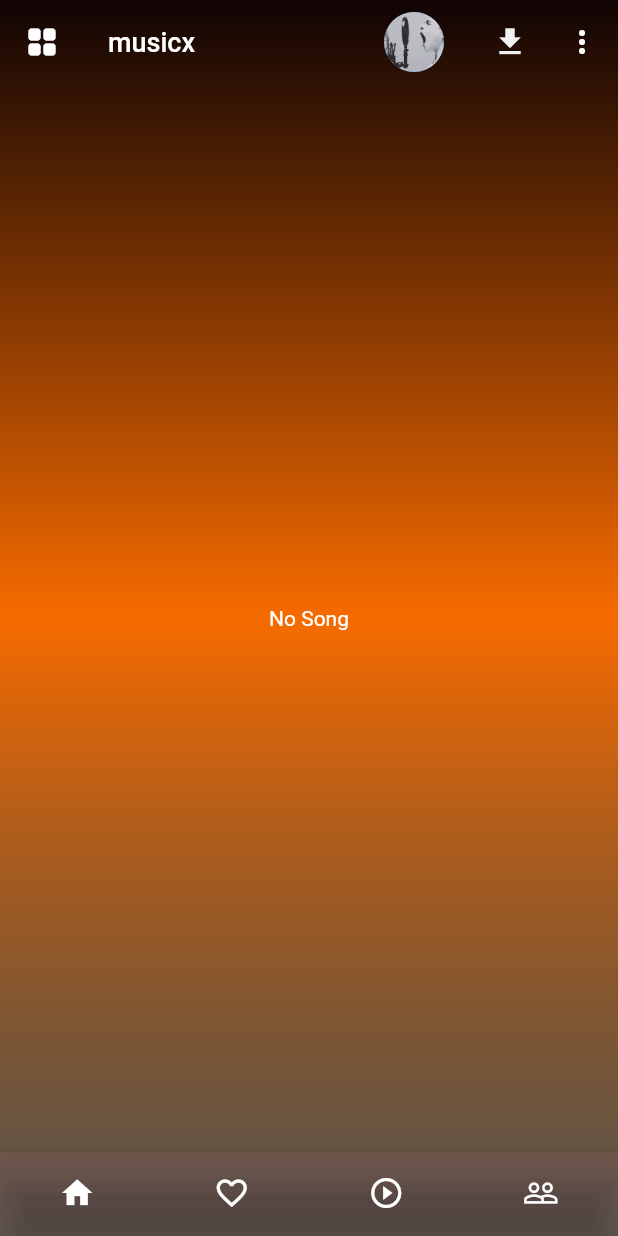
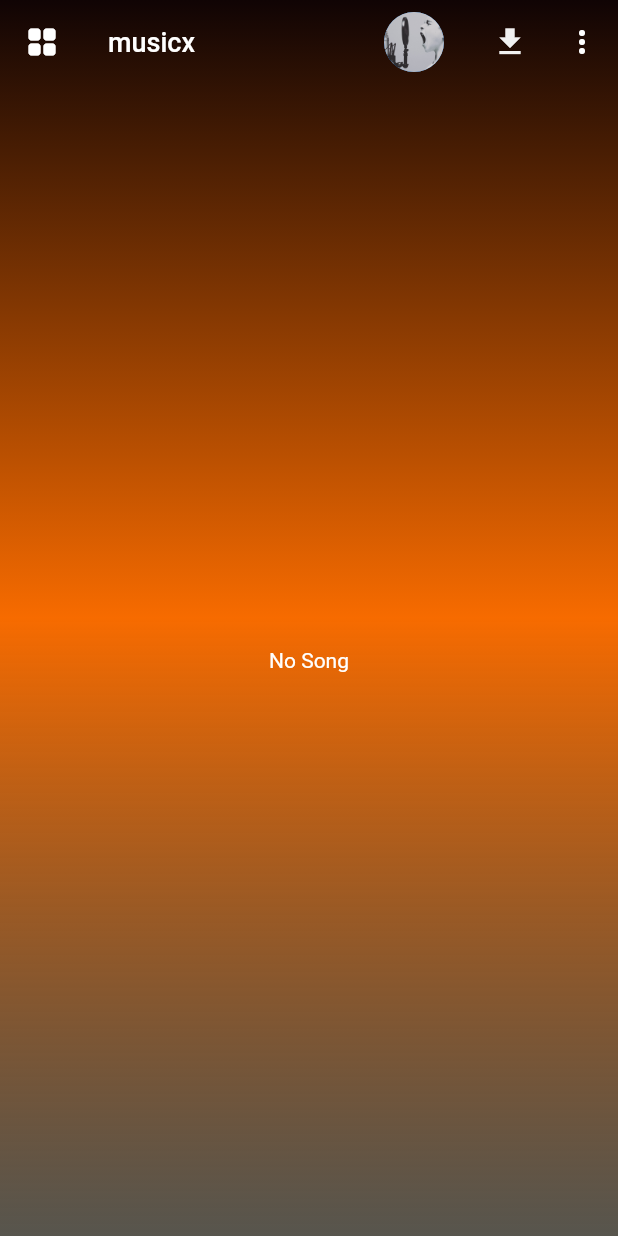
Before and after one commit to Pauldombo/Mini_Project, a Flutter app: the screen it shows after launch, on a phone screen of 412 x 824 dp. Run offline on Flutter 3.47's test engine with Material 2 defaults, Android fonts, the phone set to English and light mode, and no system bars; our stand-ins replace get, just_audio, on_audio_query, permission_handler; Roboto replaces fonts that are missing (regular).

Commit message:
Min_project

```diff
--- a/lib/view/home.dart
+++ b/lib/view/home.dart
@@ -14,8 +14,6 @@ class Home extends StatelessWidget {
   @override
   Widget build(BuildContext context) {
     var controller = Get.put(PlayerController());
-    const bottomNavigationBarItem =
-        BottomNavigationBarItem(icon: Icon(Icons.home), label: 'Home');
     return Container(
       decoration: BoxDecoration(
         gradient: LinearGradient(
@@ -78,9 +76,6 @@ class Home extends StatelessWidget {
               "musicx",
               style: ourstyle(family: bold, size: 18),
             ),
-          ),
-          bottomNavigationBar: _CustomNavBar(
-            bottomNavigationBarItem: bottomNavigationBarItem,
           ),
           body: FutureBuilder<List<SongModel>>(
             future: controller.audioQuery.querySongs(
@@ -160,38 +155,12 @@ class Home extends StatelessWidget {
 }
 
 class _CustomNavBar extends StatelessWidget {
-  const _CustomNavBar({
-    required this.bottomNavigationBarItem,
-  });
-
-  final BottomNavigationBarItem bottomNavigationBarItem;
+  const _CustomNavBar();
 
   @override
-  Widget build(BuildContext context) {
-    return BottomNavigationBar(
-      type: BottomNavigationBarType.fixed,
-      backgroundColor:
-          const Color.fromARGB(118, 158, 107, 117).withOpacity(0.2),
-      unselectedItemColor: Colors.white,
-      selectedItemColor: Colors.white,
-      showSelectedLabels: false,
-      showUnselectedLabels: false,
-      items: [
-        bottomNavigationBarItem,
-        const BottomNavigationBarItem(
-          icon: Icon(Icons.favorite_outline),
-          label: 'Favorites',
-        ),
-        const BottomNavigationBarItem(
-          icon: Icon(Icons.play_circle_outline),
-          label: 'Play',
-        ),
-        const BottomNavigationBarItem(
-          icon: Icon(Icons.people_outline),
-          label: 'Profile',
-        ),
-      ],
-    );
+  Widget build(Object context) {
+    // TODO: implement build
+    throw UnimplementedError();
   }
 }
 
--- a/lib/view/player.dart
+++ b/lib/view/player.dart
@@ -14,7 +14,7 @@ class Player extends StatelessWidget {
   Widget build(BuildContext context) {
     var controller = Get.find<PlayerController>();
     return Scaffold(
-      backgroundColor: Color.fromARGB(255, 215, 127, 34),
+      backgroundColor: Color.fromARGB(255, 58, 32, 1),
       appBar: AppBar(),
       body: Padding(
           padding: const EdgeInsets.all(8.0),
--- a/lib/view/searchpage.dart
+++ b/lib/view/searchpage.dart
@@ -91,7 +91,7 @@ class _SearchPageState extends State<SearchPage> {
                 // Display the generated URL
                 Text(
                   _generatedUrl,
-                  style: TextStyle(fontSize: 16),
+                  style: TextStyle(fontSize: 16, color: Colors.white),
                 ),
               ],
             ),
```
Also changed, not shown: pubspec.lock, 27 other files.
